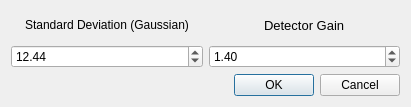
Above: crikit/ui/qt5-creator/ui_AnscombeOptions.ui from CCampJr/CRIkit2 before the change. Below: the same form after it.
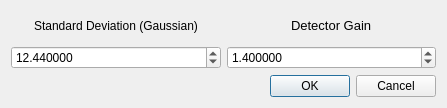
That is the form after the change.

Commit message: 6 decimal places for entries

```diff
--- a/crikit/ui/qt5-creator/ui_AnscombeOptions.ui
+++ b/crikit/ui/qt5-creator/ui_AnscombeOptions.ui
@@ -6,8 +6,8 @@
    <rect>
     <x>0</x>
     <y>0</y>
-    <width>411</width>
-    <height>107</height>
+    <width>447</width>
+    <height>108</height>
    </rect>
   </property>
   <property name="windowTitle">
@@ -37,6 +37,9 @@
      </item>
      <item>
       <widget class="QDoubleSpinBox" name="spinBoxGain">
+       <property name="decimals">
+        <number>6</number>
+       </property>
        <property name="value">
         <double>1.400000000000000</double>
        </property>
@@ -55,6 +58,12 @@
      </item>
      <item>
       <widget class="QDoubleSpinBox" name="spinBoxStdDev">
+       <property name="decimals">
+        <number>6</number>
+       </property>
+       <property name="singleStep">
+        <double>0.100000000000000</double>
+       </property>
        <property name="value">
         <double>12.440000000000000</double>
        </property>
```
The commit also changes 1 other file.
